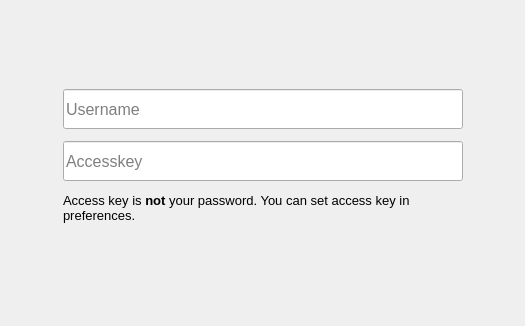
This is source/loginwidget.ui in radszy/ntscout as Qt 5 draws it before an edit. The edited form follows.
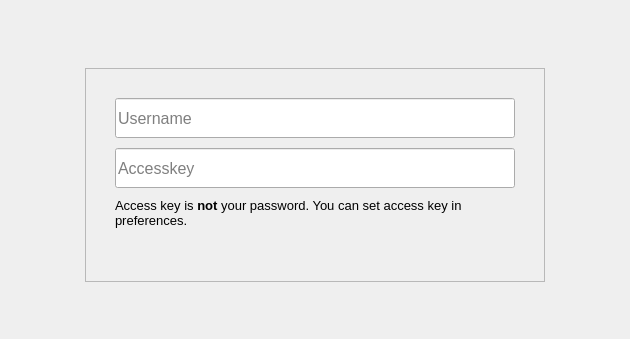
This is the edited form.

What changed in the file:
```diff
--- a/source/loginwidget.ui
+++ b/source/loginwidget.ui
@@ -6,8 +6,8 @@
    <rect>
     <x>0</x>
     <y>0</y>
-    <width>525</width>
-    <height>326</height>
+    <width>630</width>
+    <height>339</height>
    </rect>
   </property>
   <property name="sizePolicy">
@@ -22,7 +22,10 @@
   <property name="layoutDirection">
    <enum>Qt::LeftToRight</enum>
   </property>
-  <layout class="QHBoxLayout" name="horizontalLayout">
+  <property name="styleSheet">
+   <string notr="true"/>
+  </property>
+  <layout class="QVBoxLayout" name="verticalLayout_3">
    <property name="spacing">
     <number>12</number>
    </property>
@@ -30,6 +33,22 @@
     <number>0</number>
    </property>
    <item>
+    <spacer name="verticalSpacer_2">
+     <property name="orientation">
+      <enum>Qt::Vertical</enum>
+     </property>
+     <property name="sizeHint" stdset="0">
+      <size>
+       <width>20</width>
+       <height>40</height>
+      </size>
+     </property>
+    </spacer>
+   </item>
+   <item>
+    <widget class="QWidget" name="widget" native="true">
+     <layout class="QHBoxLayout" name="horizontalLayout_2">
+      <item>
     <spacer name="horizontalSpacer">
      <property name="orientation">
       <enum>Qt::Horizontal</enum>
@@ -43,20 +62,37 @@
     </spacer>
    </item>
    <item>
+       <widget class="QFrame" name="frame">
+        <property name="minimumSize">
+         <size>
+          <width>0</width>
+          <height>0</height>
+         </size>
+        </property>
+        <property name="frameShape">
+         <enum>QFrame::StyledPanel</enum>
+        </property>
+        <property name="frameShadow">
+         <enum>QFrame::Raised</enum>
+        </property>
+        <layout class="QHBoxLayout" name="horizontalLayout">
+         <item>
     <layout class="QVBoxLayout" name="verticalLayout_2">
-     <item>
-      <spacer name="verticalSpacer">
-       <property name="orientation">
-        <enum>Qt::Vertical</enum>
-       </property>
-       <property name="sizeHint" stdset="0">
-        <size>
-         <width>20</width>
-         <height>40</height>
-        </size>
-       </property>
-      </spacer>
-     </item>
+           <property name="spacing">
+            <number>10</number>
+           </property>
+           <property name="leftMargin">
+            <number>20</number>
+           </property>
+           <property name="topMargin">
+            <number>20</number>
+           </property>
+           <property name="rightMargin">
+            <number>20</number>
+           </property>
+           <property name="bottomMargin">
+            <number>20</number>
+           </property>
      <item>
       <widget class="QLineEdit" name="usernameField">
        <property name="sizePolicy">
@@ -152,20 +188,10 @@
        </property>
       </widget>
      </item>
-     <item>
-      <spacer name="verticalSpacer_2">
-       <property name="orientation">
-        <enum>Qt::Vertical</enum>
-       </property>
-       <property name="sizeHint" stdset="0">
-        <size>
-         <width>20</width>
-         <height>40</height>
-        </size>
-       </property>
-      </spacer>
-     </item>
-    </layout>
+          </layout>
+         </item>
+        </layout>
+       </widget>
    </item>
    <item>
     <spacer name="horizontalSpacer_2">
@@ -176,6 +202,22 @@
       <size>
        <width>40</width>
        <height>20</height>
+         </size>
+        </property>
+       </spacer>
+      </item>
+     </layout>
+    </widget>
+   </item>
+   <item>
+    <spacer name="verticalSpacer">
+     <property name="orientation">
+      <enum>Qt::Vertical</enum>
+     </property>
+     <property name="sizeHint" stdset="0">
+      <size>
+       <width>20</width>
+       <height>40</height>
       </size>
      </property>
     </spacer>
```
Lines whose indentation alone changed are shown as unchanged.
